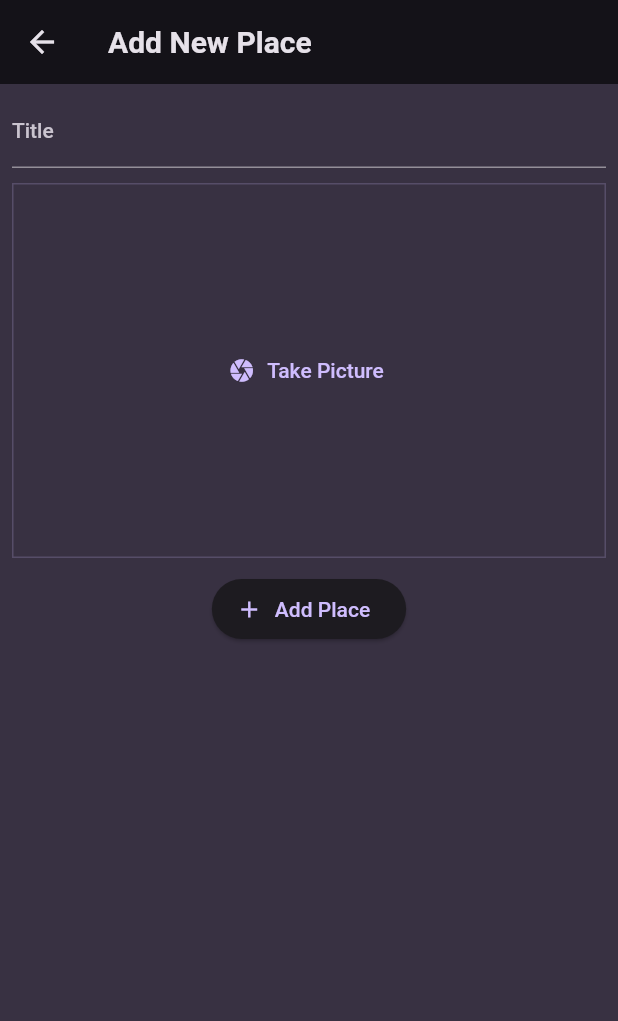
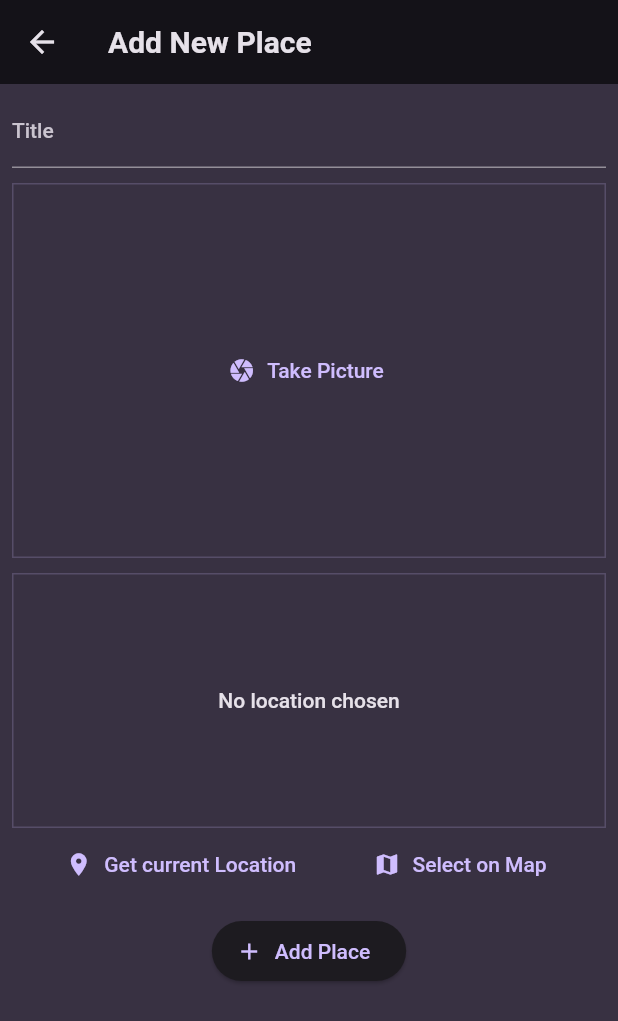
Before and after one commit to morganbr12/favorite-place, a Flutter app: the AddNewProduct screen opened by its route, on a phone screen of 412 x 824 dp. Shown: the top 1021 px of the screen. Run offline on Flutter 3.47's test engine with Material 2 defaults, Android fonts, the phone set to English and light mode, and no system bars; our stand-ins replace flutter_riverpod, google_fonts, image_picker, location.

Commit message:
new changes in different branch

```diff
--- a/lib/screens/add_new_place.dart
+++ b/lib/screens/add_new_place.dart
@@ -2,7 +2,7 @@ import 'dart:io';
 
 import 'package:favorite_places/model/saved_places.dart';
 import 'package:favorite_places/widgets/image_input.dart';
-import 'package:favorite_places/widgets/theme.dart';
+import 'package:favorite_places/widgets/location_input.dart';
 import 'package:flutter/material.dart';
 import 'package:flutter_riverpod/flutter_riverpod.dart';
 
@@ -46,7 +46,6 @@ class _AddNewProductState extends ConsumerState<AddNewProduct> {
     ref
         .read(userPlacesProvider.notifier)
         .addPlace(enteredTitle, _selectedImage!);
-    print(_titleController);
     Navigator.pop(context);
   }
 
@@ -90,6 +89,10 @@ class _AddNewProductState extends ConsumerState<AddNewProduct> {
               const SizedBox(
                 height: 10,
               ),
+              const LocationInput(),
+              const SizedBox(
+                height: 10,
+              ),
               //
               ElevatedButton.icon(
                 onPressed: submit,
--- a/lib/screens/myapp.dart
+++ b/lib/screens/myapp.dart
@@ -1,9 +1,6 @@
-import 'package:favorite_places/model/saved_places.dart';
 import 'package:favorite_places/screens/add_new_place.dart';
 import 'package:favorite_places/screens/home.dart';
-import 'package:favorite_places/screens/place_details.dart';
 import 'package:flutter/material.dart';
-import 'package:provider/provider.dart';
 
 import '../widgets/theme.dart';
 
--- a/lib/widgets/image_input.dart
+++ b/lib/widgets/image_input.dart
@@ -33,8 +33,6 @@ class _ImageInputState extends State<ImageInput> {
     });
 
     widget.onPickImage(_selectedPicture!);
-
-    print(image);
   }
 
   @override
--- a/lib/widgets/location_input.dart
+++ b/lib/widgets/location_input.dart
@@ -1,4 +1,5 @@
 import 'package:flutter/material.dart';
+import 'package:location/location.dart';
 
 class LocationInput extends StatefulWidget {
   const LocationInput({super.key});
@@ -8,11 +9,94 @@ class LocationInput extends StatefulWidget {
 }
 
 class _LocationInputState extends State<LocationInput> {
+  Location? pickedLocation;
+  var _isGettingLocation = false;
+
+  void _getCurrentLocation() async {
+    Location location = Location();
+
+    bool serviceEnabled;
+
+    PermissionStatus permissionGranted;
+    LocationData locationData;
+
+    serviceEnabled = await location.serviceEnabled();
+    if (!serviceEnabled) {
+      serviceEnabled = await location.requestService();
+
+      if (!serviceEnabled) {
+        return;
+      }
+    }
+
+    permissionGranted = await location.hasPermission();
+
+    if (permissionGranted == PermissionStatus.denied) {
+      permissionGranted = await location.requestPermission();
+
+      if (permissionGranted != PermissionStatus.granted) {
+        return;
+      }
+    }
+
+    setState(() {
+      _isGettingLocation = true;
+    });
+
+    locationData = await location.getLocation();
+
+    setState(() {
+      _isGettingLocation = false;
+    });
+
+    debugPrint(locationData.latitude.toString());
+    debugPrint(locationData.longitude.toString());
+  }
+
   @override
   Widget build(BuildContext context) {
+    Widget previewContainer = Text(
+      'No location chosen',
+      textAlign: TextAlign.center,
+      style: Theme.of(context).textTheme.bodyLarge!.copyWith(
+            color: Theme.of(context).colorScheme.onBackground,
+          ),
+    );
+
+    if (_isGettingLocation) {
+      previewContainer = const CircularProgressIndicator.adaptive(
+        backgroundColor: Colors.white,
+      );
+    }
     return Column(
       children: [
-        Container(),
+        Container(
+          height: 170,
+          width: double.infinity,
+          alignment: Alignment.center,
+          decoration: BoxDecoration(
+            border: Border.all(
+              width: 1,
+              color: Theme.of(context).colorScheme.primary.withOpacity(0.2),
+            ),
+          ),
+          child: previewContainer,
+        ),
+        Row(
+          mainAxisAlignment: MainAxisAlignment.spaceEvenly,
+          children: [
+            TextButton.icon(
+              onPressed: _getCurrentLocation,
+              icon: const Icon(Icons.location_on),
+              label: const Text('Get current Location'),
+            ),
+            TextButton.icon(
+              onPressed: () {},
+              icon: const Icon(Icons.map),
+              label: const Text('Select on Map'),
+            ),
+          ],
+        ),
       ],
     );
   }
--- a/pubspec.yaml
+++ b/pubspec.yaml
@@ -2,7 +2,7 @@ name: favorite_places
 description: A new Flutter project.
 # The following line prevents the package from being accidentally published to
 # pub.dev using `flutter pub publish`. This is preferred for private packages.
-publish_to: 'none' # Remove this line if you wish to publish to pub.dev
+publish_to: "none" # Remove this line if you wish to publish to pub.dev
 
 # The following defines the version and build number for your application.
 # A version number is three numbers separated by dots, like 1.2.43
@@ -19,7 +19,7 @@ publish_to: 'none' # Remove this line if you wish to publish to pub.dev
 version: 1.0.0+1
 
 environment:
-  sdk: '>=3.0.5 <4.0.0'
+  sdk: ">=3.0.5 <4.0.0"
 
 # Dependencies specify other packages that your package needs in order to work.
 # To automatically upgrade your package dependencies to the latest versions
@@ -30,7 +30,6 @@ environment:
 dependencies:
   flutter:
     sdk: flutter
-
 
   # The following adds the Cupertino Icons font to your application.
   # Use with the CupertinoIcons class for iOS style icons.
@@ -58,7 +57,6 @@ dev_dependencies:
 
 # The following section is specific to Flutter packages.
 flutter:
-
   # The following line ensures that the Material Icons font is
   # included with your application, so that you can use the icons in
   # the material Icons class.
```
Also changed, not shown: 2 other files.
